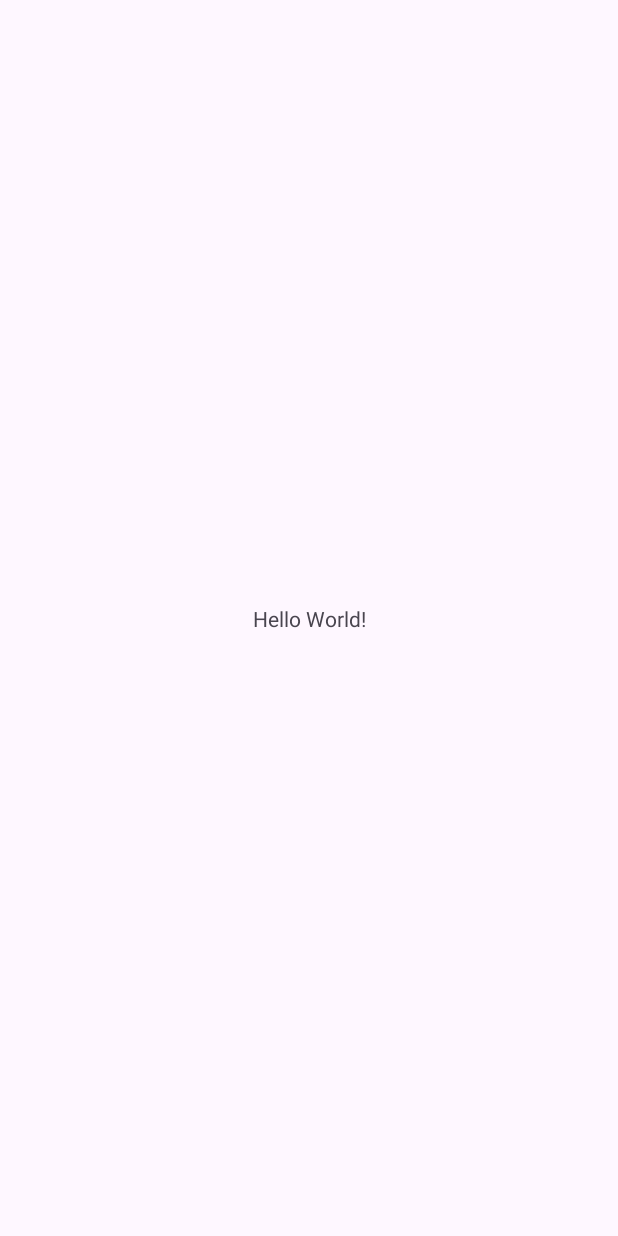
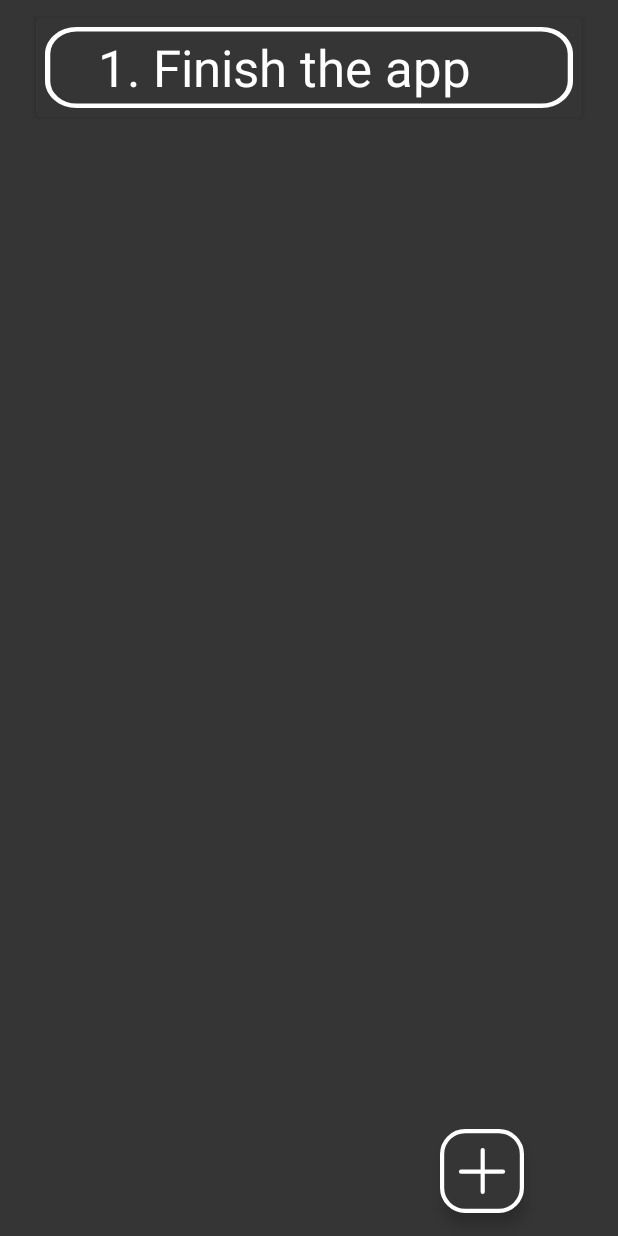
Before and after one commit to Anton7602/Taskmaster, an Android app: the screen it shows after launch (MainActivity), on a phone screen of 412 x 824 dp. Before the commit the screen is almost empty. Run offline under Robolectric (Android 15) with nearby library versions, the phone set to English and light mode, and no system bars.

Commit message:
Added base application layout

```diff
--- a/app/build.gradle.kts
+++ b/app/build.gradle.kts
@@ -6,12 +6,12 @@ plugins {
 
 android {
     namespace = "com.robkov.taskmaster"
-    compileSdk = 33
+    compileSdk = 34
 
     defaultConfig {
         applicationId = "com.robkov.taskmaster"
         minSdk = 28
-        targetSdk = 33
+        targetSdk = 34
         versionCode = 1
         versionName = "1.0"
 
--- a/app/src/main/AndroidManifest.xml
+++ b/app/src/main/AndroidManifest.xml
@@ -11,13 +11,12 @@
         android:roundIcon="@mipmap/ic_launcher_round"
         android:supportsRtl="true"
         android:theme="@style/Theme.Taskmaster"
-        tools:targetApi="31">
+        tools:targetApi="34">
         <activity
             android:name=".MainActivity"
             android:exported="true">
             <intent-filter>
                 <action android:name="android.intent.action.MAIN" />
-
                 <category android:name="android.intent.category.LAUNCHER" />
             </intent-filter>
         </activity>
--- a/app/src/main/java/com/robkov/taskmaster/MainActivity.kt
+++ b/app/src/main/java/com/robkov/taskmaster/MainActivity.kt
@@ -2,10 +2,41 @@ package com.robkov.taskmaster
 
 import androidx.appcompat.app.AppCompatActivity
 import android.os.Bundle
+import androidx.recyclerview.widget.LinearLayoutManager
+import androidx.recyclerview.widget.RecyclerView
+import com.google.android.material.floatingactionbutton.FloatingActionButton
 
 class MainActivity : AppCompatActivity() {
+    private lateinit var addNewTaskButton: FloatingActionButton
+    private lateinit var recyclerView: RecyclerView
+    private val itemList = mutableListOf<String>()
     override fun onCreate(savedInstanceState: Bundle?) {
         super.onCreate(savedInstanceState)
         setContentView(R.layout.activity_main)
+        bindViews()
+        setUpRecyclerView()
+
+        addNewTaskButton.setOnClickListener{
+            // Add a new item to the dataset
+            itemList.add("NewTask")
+            val newItemPosition = itemList.size - 1
+            recyclerView.adapter!!.notifyItemInserted(newItemPosition)
+        }
+
+
+
+    }
+
+    private fun bindViews() {
+        addNewTaskButton = findViewById(R.id.mna_addNewTask_btn)
+        recyclerView = findViewById(R.id.recyclerview)
+    }
+
+    private fun setUpRecyclerView() {
+        val layoutManager: RecyclerView.LayoutManager = LinearLayoutManager(this)
+        recyclerView.layoutManager = layoutManager
+        itemList.add("1. Finish the app")
+        val adapter = TaskAdapter(itemList)
+        recyclerView.adapter = adapter
     }
 }
--- /dev/null
+++ b/app/src/main/java/com/robkov/taskmaster/TaskAdapter.kt
@@ -0,0 +1,29 @@
+package com.robkov.taskmaster
+
+import android.view.LayoutInflater
+import android.view.View
+import android.view.ViewGroup
+import android.widget.EditText
+import android.widget.TextView
+import androidx.recyclerview.widget.RecyclerView
+
+class TaskAdapter (private val itemList: List<String>) : RecyclerView.Adapter<CardViewHolder>() {
+    override fun onCreateViewHolder(parent: ViewGroup, viewType: Int): CardViewHolder {
+        val view = LayoutInflater.from(parent.context).inflate(R.layout.taskholder_card, parent, false)
+        return CardViewHolder(view)
+    }
+
+    override fun getItemCount(): Int {
+        return itemList.size
+    }
+
+    override fun onBindViewHolder(holder: CardViewHolder, position: Int) {
+        val itemText = itemList[position]
+        holder.taskName.text = itemText
+    }
+
+}
+
+class CardViewHolder(itemView: View) : RecyclerView.ViewHolder(itemView) {
+    val taskName: TextView = itemView.findViewById(R.id.tkh_taskName_txv)
+}
--- /dev/null
+++ b/app/src/main/res/drawable/action_button_1.xml
@@ -0,0 +1,23 @@
+<vector xmlns:android="http://schemas.android.com/apk/res/android"
+    android:width="60dp"
+    android:height="60dp"
+    android:viewportWidth="60"
+    android:viewportHeight="60">
+  <path
+      android:pathData="M18,1.5L42,1.5A16.5,16.5 0,0 1,58.5 18L58.5,42A16.5,16.5 0,0 1,42 58.5L18,58.5A16.5,16.5 0,0 1,1.5 42L1.5,18A16.5,16.5 0,0 1,18 1.5z"
+      android:strokeWidth="3"
+      android:fillColor="#353535"
+      android:strokeColor="#ffffff"/>
+  <path
+      android:pathData="M30.5,15L30.5,45"
+      android:strokeWidth="3"
+      android:fillColor="#00000000"
+      android:strokeColor="#ffffff"
+      android:strokeLineCap="round"/>
+  <path
+      android:pathData="M15,30.5L45,30.5"
+      android:strokeWidth="3"
+      android:fillColor="#00000000"
+      android:strokeColor="#ffffff"
+      android:strokeLineCap="round"/>
+</vector>
--- /dev/null
+++ b/app/src/main/res/drawable/task_frame_1.xml
@@ -0,0 +1,20 @@
+<?xml version="1.0" encoding="utf-8"?>
+<vector
+    xmlns:android="http://schemas.android.com/apk/res/android"
+    xmlns:aapt="http://schemas.android.com/aapt"
+    android:width="300dp"
+    android:height="54dp"
+    android:viewportWidth="300"
+    android:viewportHeight="54"
+    >
+    <group>
+        <clip-path
+            android:pathData="M18 0H282C291.941 0 300 8.05887 300 18V36C300 45.9411 291.941 54 282 54H18C8.05887 54 0 45.9411 0 36V18C0 8.05887 8.05887 0 18 0Z"
+            />
+        <path
+            android:pathData="M18 0H282C291.941 0 300 8.05887 300 18V36C300 45.9411 291.941 54 282 54H18C8.05887 54 0 45.9411 0 36V18C0 8.05887 8.05887 0 18 0Z"
+            android:strokeWidth="6"
+            android:strokeColor="#FFFFFF"
+            />
+    </group>
+</vector>
--- a/app/src/main/res/layout/activity_main.xml
+++ b/app/src/main/res/layout/activity_main.xml
@@ -1,18 +1,35 @@
 <?xml version="1.0" encoding="utf-8"?>
 <androidx.constraintlayout.widget.ConstraintLayout xmlns:android="http://schemas.android.com/apk/res/android"
+    android:background="#353535"
     xmlns:app="http://schemas.android.com/apk/res-auto"
     xmlns:tools="http://schemas.android.com/tools"
     android:layout_width="match_parent"
     android:layout_height="match_parent"
     tools:context=".MainActivity">
 
-    <TextView
-        android:layout_width="wrap_content"
-        android:layout_height="wrap_content"
-        android:text="Hello World!"
+    <androidx.recyclerview.widget.RecyclerView
+        android:id="@+id/recyclerview"
+        android:layout_width="0dp"
+        android:layout_height="0dp"
+        android:layout_marginTop="8dp"
         app:layout_constraintBottom_toBottomOf="parent"
         app:layout_constraintEnd_toEndOf="parent"
         app:layout_constraintStart_toStartOf="parent"
         app:layout_constraintTop_toTopOf="parent" />
 
+    <com.google.android.material.floatingactionbutton.FloatingActionButton
+        android:id="@+id/mna_addNewTask_btn"
+        android:layout_width="wrap_content"
+        android:layout_height="0dp"
+        android:layout_marginEnd="30dp"
+        android:layout_marginBottom="15dp"
+        android:contentDescription="@string/action_button_text"
+        android:foreground="@drawable/action_button_1"
+        app:backgroundTint="#00DF1919"
+        app:layout_constraintBottom_toBottomOf="parent"
+        app:layout_constraintDimensionRatio="1:1"
+        app:layout_constraintEnd_toEndOf="parent"
+        app:layout_constraintHorizontal_bias="0.9"
+        app:layout_constraintStart_toStartOf="parent" />
+
 </androidx.constraintlayout.widget.ConstraintLayout>
--- /dev/null
+++ b/app/src/main/res/layout/taskholder_card.xml
@@ -0,0 +1,81 @@
+<?xml version="1.0" encoding="utf-8"?>
+<androidx.constraintlayout.widget.ConstraintLayout xmlns:android="http://schemas.android.com/apk/res/android"
+    xmlns:app="http://schemas.android.com/apk/res-auto"
+    xmlns:tools="http://schemas.android.com/tools"
+    android:layout_width="match_parent"
+    android:layout_height="wrap_content"
+    android:background="@color/blackish">
+
+    <androidx.cardview.widget.CardView
+        android:id="@+id/tkh_taskholder_cdv"
+        android:layout_width="match_parent"
+        android:layout_height="0dp"
+        android:layout_marginStart="24dp"
+        android:layout_marginTop="4dp"
+        android:layout_marginEnd="24dp"
+        android:layout_marginBottom="4dp"
+        android:backgroundTint="@color/blackish"
+        app:layout_constraintBottom_toBottomOf="parent"
+        app:layout_constraintDimensionRatio="w,2:11"
+        app:layout_constraintEnd_toEndOf="parent"
+        app:layout_constraintStart_toStartOf="parent"
+        app:layout_constraintTop_toTopOf="parent">
+
+        <androidx.constraintlayout.widget.ConstraintLayout
+            android:id="@+id/tkh_taskholderlayout_cly"
+            android:layout_width="match_parent"
+            android:layout_height="match_parent"
+            android:layout_margin="6dp">
+
+            <Space
+                android:id="@+id/space"
+                android:layout_width="0dp"
+                android:layout_height="wrap_content"
+                app:layout_constraintBottom_toBottomOf="parent"
+                app:layout_constraintEnd_toStartOf="@+id/tkh_taskName_txv"
+                app:layout_constraintHorizontal_bias="0.5"
+                app:layout_constraintHorizontal_weight="2"
+                app:layout_constraintStart_toStartOf="parent"
+                app:layout_constraintTop_toTopOf="parent" />
+
+            <TextView
+                android:id="@+id/tkh_taskName_txv"
+                android:layout_width="0dp"
+                android:layout_height="0dp"
+                android:layout_marginTop="4dp"
+                android:layout_marginBottom="4dp"
+                android:autoSizeTextType="uniform"
+                android:text="Task Name "
+                android:textColor="@color/white"
+                app:layout_constraintBottom_toBottomOf="parent"
+                app:layout_constraintEnd_toStartOf="@+id/space2"
+                app:layout_constraintHorizontal_bias="0.5"
+                app:layout_constraintHorizontal_weight="16"
+                app:layout_constraintStart_toEndOf="@+id/space"
+                app:layout_constraintTop_toTopOf="parent" />
+
+            <Space
+                android:id="@+id/space2"
+                android:layout_width="0dp"
+                android:layout_height="wrap_content"
+                app:layout_constraintBottom_toBottomOf="parent"
+                app:layout_constraintEnd_toEndOf="parent"
+                app:layout_constraintHorizontal_bias="0.5"
+                app:layout_constraintHorizontal_weight="2"
+                app:layout_constraintStart_toEndOf="@+id/tkh_taskName_txv"
+                app:layout_constraintTop_toTopOf="parent" />
+
+            <ImageView
+                android:id="@+id/imageView"
+                android:layout_width="0dp"
+                android:layout_height="0dp"
+                android:scaleType="fitXY"
+                app:layout_constraintBottom_toBottomOf="parent"
+                app:layout_constraintEnd_toEndOf="parent"
+                app:layout_constraintStart_toStartOf="parent"
+                app:layout_constraintTop_toTopOf="parent"
+                app:srcCompat="@drawable/task_frame_1" />
+        </androidx.constraintlayout.widget.ConstraintLayout>
+
+    </androidx.cardview.widget.CardView>
+</androidx.constraintlayout.widget.ConstraintLayout>
--- a/app/src/main/res/values-night/themes.xml
+++ b/app/src/main/res/values-night/themes.xml
@@ -1,7 +1,9 @@
 <resources xmlns:tools="http://schemas.android.com/tools">
     <!-- Base application theme. -->
-    <style name="Base.Theme.Taskmaster" parent="Theme.Material3.DayNight.NoActionBar">
-        <!-- Customize your dark theme here. -->
-        <!-- <item name="colorPrimary">@color/my_dark_primary</item> -->
+    <style name="Base.Theme.Taskmaster" parent="Theme.Material3.Dark.NoActionBar">
+        <item name="colorPrimaryDark">@color/blackish</item>
+        <item name="colorPrimary">@color/blackish</item>
+        <item name="colorAccent">@color/blackish</item>
+        <item name="android:statusBarColor">@color/blackish</item>
     </style>
 </resources>
--- a/app/src/main/res/values/colors.xml
+++ b/app/src/main/res/values/colors.xml
@@ -2,4 +2,5 @@
 <resources>
     <color name="black">#FF000000</color>
     <color name="white">#FFFFFFFF</color>
+    <color name="blackish">#FF353535</color>
 </resources>
--- a/app/src/main/res/values/strings.xml
+++ b/app/src/main/res/values/strings.xml
@@ -1,3 +1,4 @@
 <resources>
     <string name="app_name">Taskmaster</string>
+    <string name="action_button_text">add_new_task_button</string>
 </resources>
--- a/app/src/main/res/values/themes.xml
+++ b/app/src/main/res/values/themes.xml
@@ -1,8 +1,10 @@
 <resources xmlns:tools="http://schemas.android.com/tools">
     <!-- Base application theme. -->
-    <style name="Base.Theme.Taskmaster" parent="Theme.Material3.DayNight.NoActionBar">
-        <!-- Customize your light theme here. -->
-        <!-- <item name="colorPrimary">@color/my_light_primary</item> -->
+    <style name="Base.Theme.Taskmaster" parent="Theme.Material3.Dark.NoActionBar">
+        <item name="colorPrimaryDark">@color/blackish</item>
+        <item name="colorPrimary">@color/blackish</item>
+        <item name="colorAccent">@color/blackish</item>
+        <item name="android:statusBarColor">@color/blackish</item>
     </style>
 
     <style name="Theme.Taskmaster" parent="Base.Theme.Taskmaster" />
```
